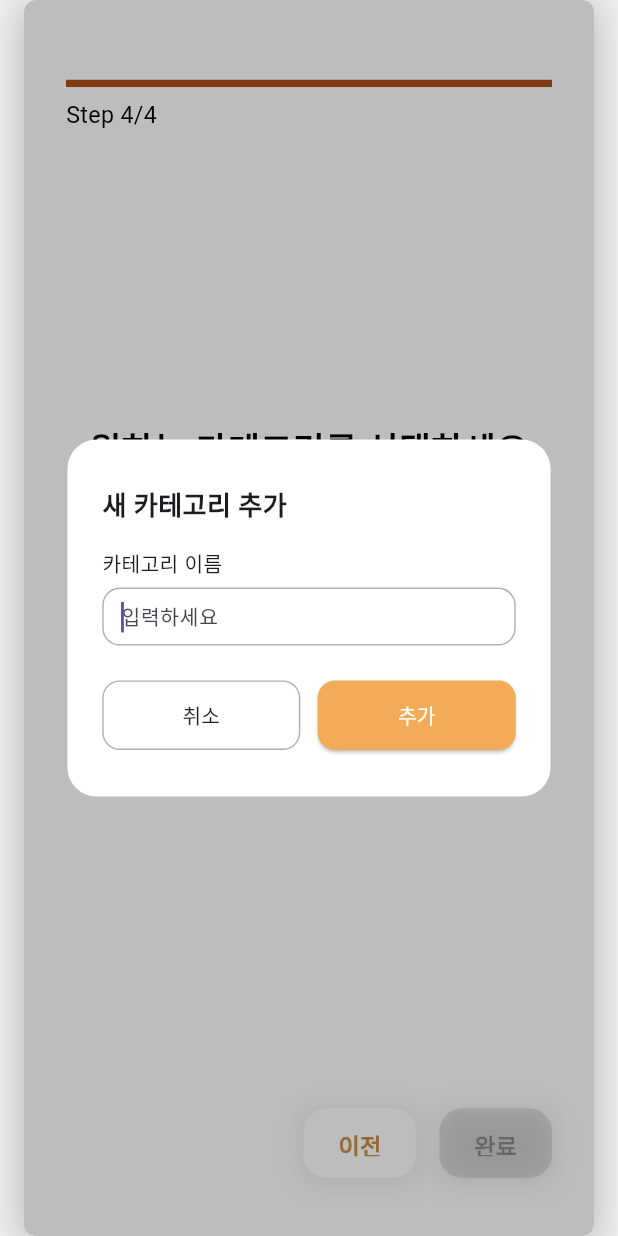
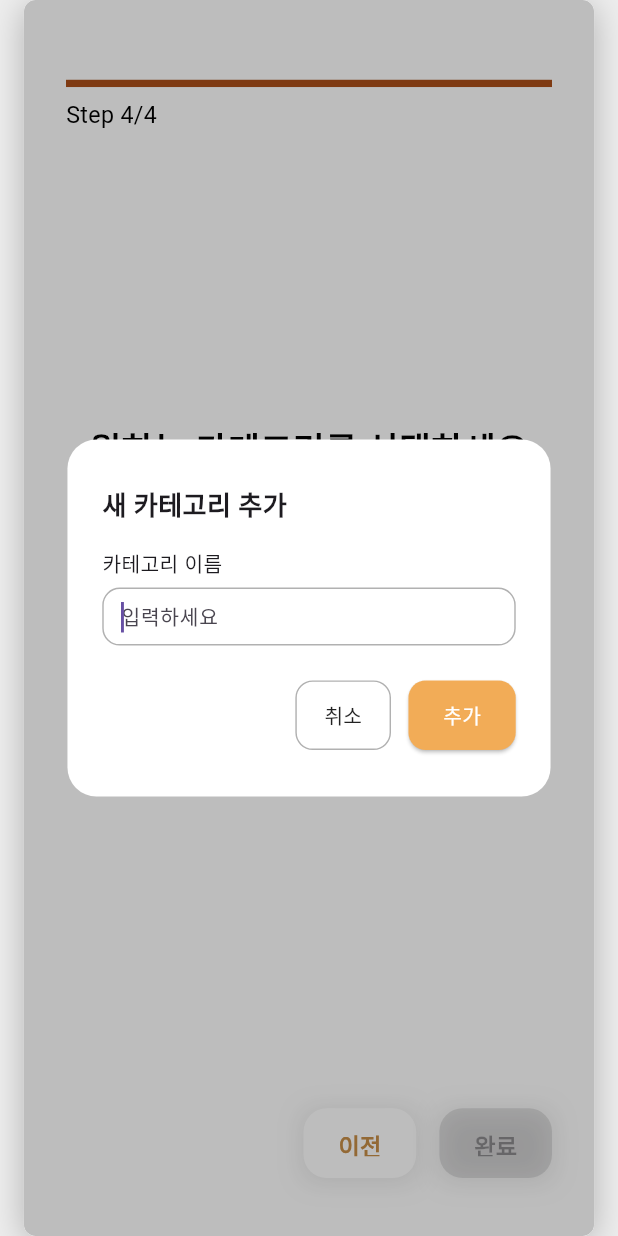
Before and after one commit to DoMo-next-contest/DoMo-Front, a Flutter app: the SignupStep4 screen opened directly with empty values, after a tap on "카테고리 추가", on a phone screen of 412 x 824 dp. Run offline on Flutter 3.47's test engine with Material 3 defaults, Android fonts, the phone set to English and light mode, and no system bars; drawn by our look-alikes of dotted_border; our stand-ins replace camera, flutter_secure_storage, share_plus, shared_preferences, table_calendar, visibility_detector; missing offline and left inert: dart:html, dart:js_util, flutter_3d_controller, model_viewer_plus; accounts and stored records are empty; Roboto replaces fonts that are missing (Inter); statements that could not run were skipped.

Commit message:
final version 1.1

```diff
--- a/lib/screens/onboarding/signup_step4.dart
+++ b/lib/screens/onboarding/signup_step4.dart
@@ -6,6 +6,8 @@ import 'package:domo/widgets/custom_button.dart';
 import 'package:domo/models/profile.dart';
 import 'package:domo/services/profile_service.dart';
 import 'package:domo/services/task_service.dart';
+import 'package:dotted_border/dotted_border.dart';
+
 
 class SignupStep4 extends StatefulWidget {
   final Profile profile;
@@ -279,22 +281,20 @@ List<String> _mapTags(List<String>? rawTags) {
 
                                         const SizedBox(height: 24),
                                         Row(
+                                          mainAxisAlignment: MainAxisAlignment.end, // Align to the right
                                           children: [
-                                            Expanded(
-                                              child: OutlinedButton(
+                                            OutlinedButton(
                                               onPressed: () => Navigator.pop(context),
                                               style: OutlinedButton.styleFrom(
                                                 side: const BorderSide(color: Color(0xFFB1B1B1)),
                                                 shape: RoundedRectangleBorder(borderRadius: BorderRadius.circular(12)),
-                                                  padding: const EdgeInsets.symmetric(vertical: 14),
+                                                padding: const EdgeInsets.symmetric(vertical: 14, horizontal: 20),
                                                 foregroundColor: Colors.black,
                                               ),
                                               child: const Text('취소', style: TextStyle(color: Colors.black87)),
                                             ),
-                                            ),
                                             const SizedBox(width: 12),
-                                            Expanded(
-                                              child: ElevatedButton(
+                                            ElevatedButton(
                                               onPressed: () {
                                                 final trimmed = controller.text.trim();
                                                 if (trimmed.isNotEmpty) {
@@ -305,14 +305,14 @@ List<String> _mapTags(List<String>? rawTags) {
                                               style: ElevatedButton.styleFrom(
                                                 backgroundColor: const Color(0xFFF2AC57),
                                                 shape: RoundedRectangleBorder(borderRadius: BorderRadius.circular(12)),
-                                                  padding: const EdgeInsets.symmetric(vertical: 14),
+                                                padding: const EdgeInsets.symmetric(vertical: 14, horizontal: 24),
                                                 foregroundColor: Colors.white,
                                               ),
                                               child: const Text('추가', style: TextStyle(color: Colors.white)),
                                             ),
-                                            ),
                                           ],
                                         ),
+
                                       ],
                                     ),
                                   ),
@@ -336,36 +336,31 @@ List<String> _mapTags(List<String>? rawTags) {
                                 }
                               }
                             },
+                            child: DottedBorder(
+  color: Color(0xFF757575),
+  strokeWidth: 1.5,
+  borderType: BorderType.RRect,
+  radius: const Radius.circular(16),
+  dashPattern: [6, 3], // [dash length, gap length]
   child: Container(
-                            padding: const EdgeInsets.symmetric(horizontal: 16, vertical: 8),
-                            decoration: ShapeDecoration(
-                              color: const Color(0xFFF2AC57),  // <-- 변경: 반투명에서 실색으로
-                              shape: RoundedRectangleBorder(
-                                borderRadius: BorderRadius.circular(16),
-                              ),
-                              shadows: const [
-                                BoxShadow(
-                                  color: Color(0x19000000),
-                                  blurRadius: 16,
-                                  offset: Offset(0, 2),
-                                ),
-                              ],
-                            ),
+    padding: const EdgeInsets.symmetric(horizontal: 16, vertical: 4),
+    color: Colors.transparent,
     child: const Row(
       mainAxisSize: MainAxisSize.min,
       children: [
-                                Icon(Icons.add, size: 16, color: Colors.white),  // 아이콘 색도 조정
+        Icon(Icons.add, size: 16, color: Color(0xFFF2AC57)),
         SizedBox(width: 6),
         Text(
           '카테고리 추가',
           style: TextStyle(
-                                    color: Colors.white,  // 텍스트 색도 흰색으로
+            color: Color(0xFF757575),
             fontSize: 14,
-                                    fontWeight: FontWeight.w400,
+            fontWeight: FontWeight.w500,
             height: 1,
           ),
         ),
       ],
+    ),
   ),
 ),
                         ),
--- a/lib/screens/task_page.dart
+++ b/lib/screens/task_page.dart
@@ -474,22 +474,18 @@ class TaskPageState extends State<TaskPage> with WidgetsBindingObserver {
                   ),
                   const SizedBox(height: 24),
                   Row(
-                    children: [
-                      Expanded(
-                        child: OutlinedButton(
+                    mainAxisAlignment: MainAxisAlignment.end, // Align buttons to the right
+                    children: [
+                      OutlinedButton(
                         onPressed: () => Navigator.pop(context),
                         child: const Text('취소'),
                         style: OutlinedButton.styleFrom(
                           side: const BorderSide(color: Color(0xFFB1B1B1)),
-
-                            foregroundColor:
-                                Colors.black, // ← makes the text black
-                          ),
+                          foregroundColor: Colors.black,
                         ),
                       ),
                       const SizedBox(width: 12),
-                      Expanded(
-                        child: ElevatedButton(
+                      ElevatedButton(
                         onPressed: () {
                           final t = controller.text.trim();
                           if (t.isNotEmpty) {
@@ -500,14 +496,12 @@ class TaskPageState extends State<TaskPage> with WidgetsBindingObserver {
                         child: const Text('추가'),
                         style: ElevatedButton.styleFrom(
                           backgroundColor: const Color(0xFFF2AC57),
-
-                            foregroundColor:
-                                Colors.white, // ← makes the text black
-                          ),
-                        ),
-                      ),
-                    ],
-                  ),
+                          foregroundColor: Colors.white,
+                        ),
+                      ),
+                    ],
+                  ),
+
                 ],
               ),
             ),
```
Also changed, not shown: 1 other file. Lines whose indentation alone changed are shown as unchanged.
